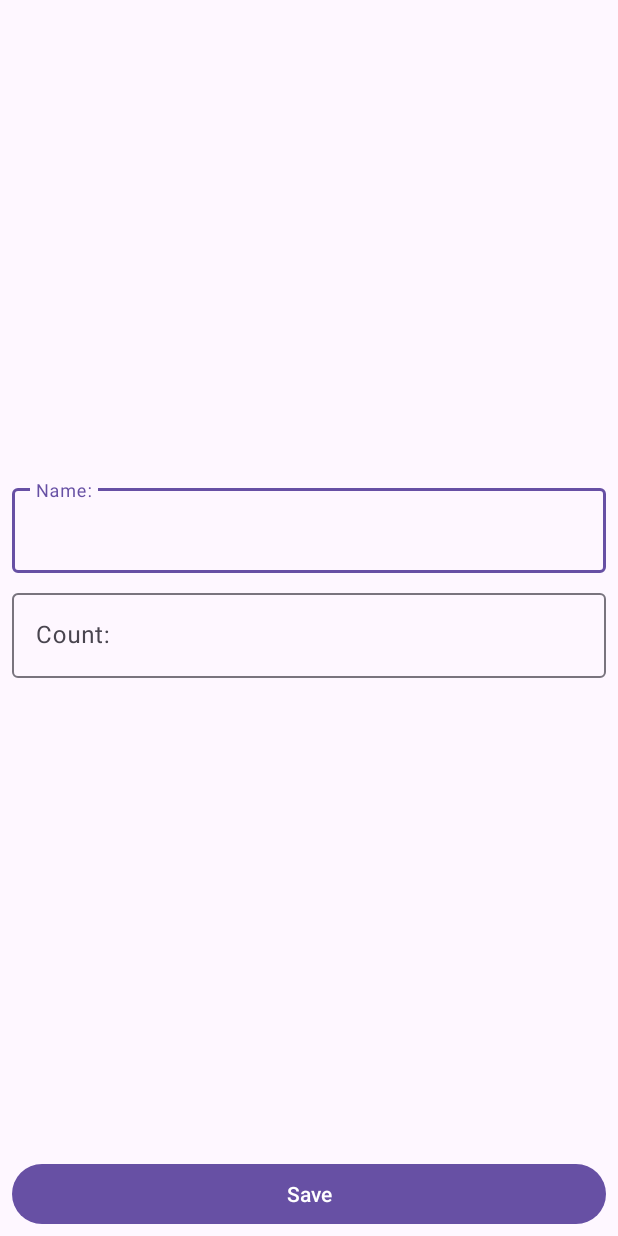
After one commit to MPapyrus/ShoppingList, an Android app: the layout fragment_shop_item.xml on its own in the app's theme, with its tools: preview values and no code run, on a phone screen of 412 x 824 dp. The commit adds this screen. Run offline under Robolectric (Android 15) with nearby library versions, the phone set to English and light mode, and no system bars.

Commit message:
Created ShopItemFragment.kt and fragment_shop_item.xml

```diff
--- a/app/src/main/AndroidManifest.xml
+++ b/app/src/main/AndroidManifest.xml
@@ -13,9 +13,12 @@
         android:theme="@style/Theme.ShoppingList"
         tools:targetApi="31">
         <activity
+            android:name=".presentation.ShopItemFragment"
+            android:exported="false" />
+        <activity
             android:name=".presentation.ShopItemActivity"
             android:exported="false"
-            android:windowSoftInputMode="adjustResize"/>
+            android:windowSoftInputMode="adjustResize" />
         <activity
             android:name=".presentation.MainActivity"
             android:exported="true">
--- /dev/null
+++ b/app/src/main/res/layout/fragment_shop_item.xml
@@ -0,0 +1,64 @@
+<?xml version="1.0" encoding="utf-8"?>
+<androidx.constraintlayout.widget.ConstraintLayout xmlns:android="http://schemas.android.com/apk/res/android"
+    xmlns:app="http://schemas.android.com/apk/res-auto"
+    xmlns:tools="http://schemas.android.com/tools"
+    android:id="@+id/main"
+    android:layout_width="match_parent"
+    android:layout_height="match_parent"
+    android:layout_gravity="center"
+    tools:context=".presentation.ShopItemFragment">
+
+    <com.google.android.material.textfield.TextInputLayout
+        android:id="@+id/til_name"
+        android:layout_width="0dp"
+        android:layout_height="wrap_content"
+        android:layout_marginStart="8dp"
+        android:layout_marginEnd="8dp"
+        android:layout_marginBottom="4dp"
+        app:layout_constraintVertical_chainStyle="packed"
+        app:layout_constraintBottom_toTopOf="@+id/til_count"
+        app:layout_constraintEnd_toEndOf="parent"
+        app:layout_constraintStart_toStartOf="parent"
+        app:layout_constraintTop_toTopOf="parent">
+
+        <com.google.android.material.textfield.TextInputEditText
+            android:id="@+id/et_name"
+            android:layout_width="match_parent"
+            android:layout_height="wrap_content"
+            android:hint="Name:"
+            android:inputType="textCapWords"/>
+    </com.google.android.material.textfield.TextInputLayout>
+
+    <com.google.android.material.textfield.TextInputLayout
+        android:id="@+id/til_count"
+        android:layout_width="0dp"
+        android:layout_height="wrap_content"
+        android:layout_marginStart="8dp"
+        android:layout_marginEnd="8dp"
+        android:layout_marginTop="4dp"
+        app:layout_constraintBottom_toTopOf="@+id/save_button"
+        app:layout_constraintEnd_toEndOf="parent"
+        app:layout_constraintStart_toStartOf="parent"
+        app:layout_constraintTop_toBottomOf="@+id/til_name">
+
+        <com.google.android.material.textfield.TextInputEditText
+            android:id="@+id/et_count"
+            android:layout_width="match_parent"
+            android:layout_height="wrap_content"
+            android:hint="Count:"
+            android:inputType="number"/>
+    </com.google.android.material.textfield.TextInputLayout>
+
+    <Button
+        android:id="@+id/save_button"
+        android:layout_width="0dp"
+        android:layout_height="wrap_content"
+        android:text="Save"
+        android:layout_marginBottom="4dp"
+        android:layout_marginTop="4dp"
+        android:layout_marginEnd="8dp"
+        android:layout_marginStart="8dp"
+        app:layout_constraintBottom_toBottomOf="parent"
+        app:layout_constraintEnd_toEndOf="parent"
+        app:layout_constraintStart_toStartOf="parent" />
+</androidx.constraintlayout.widget.ConstraintLayout>
```
Also changed, not shown: app/src/main/java/com/example/shoppinglist/presentation/ShopItemActivity.kt (+125 -125 lines), app/src/main/java/com/example/shoppinglist/presentation/ShopItemFragment.kt (added, +19 -0 lines), app/src/main/res/layout/activity_shop_item.xml (+6 -57 lines).
